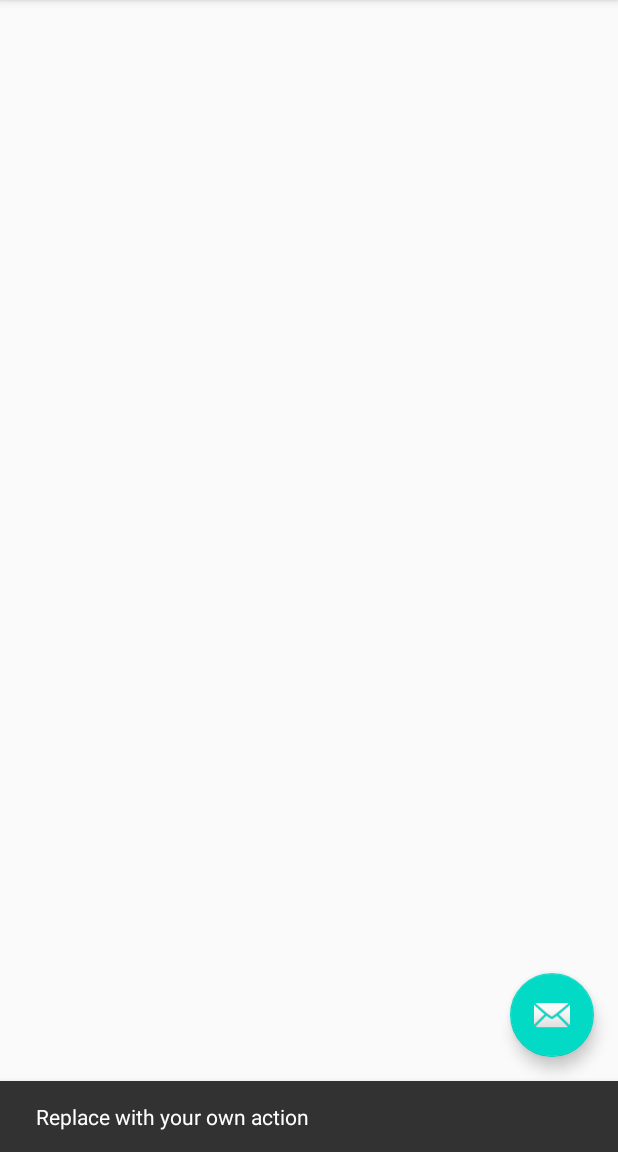
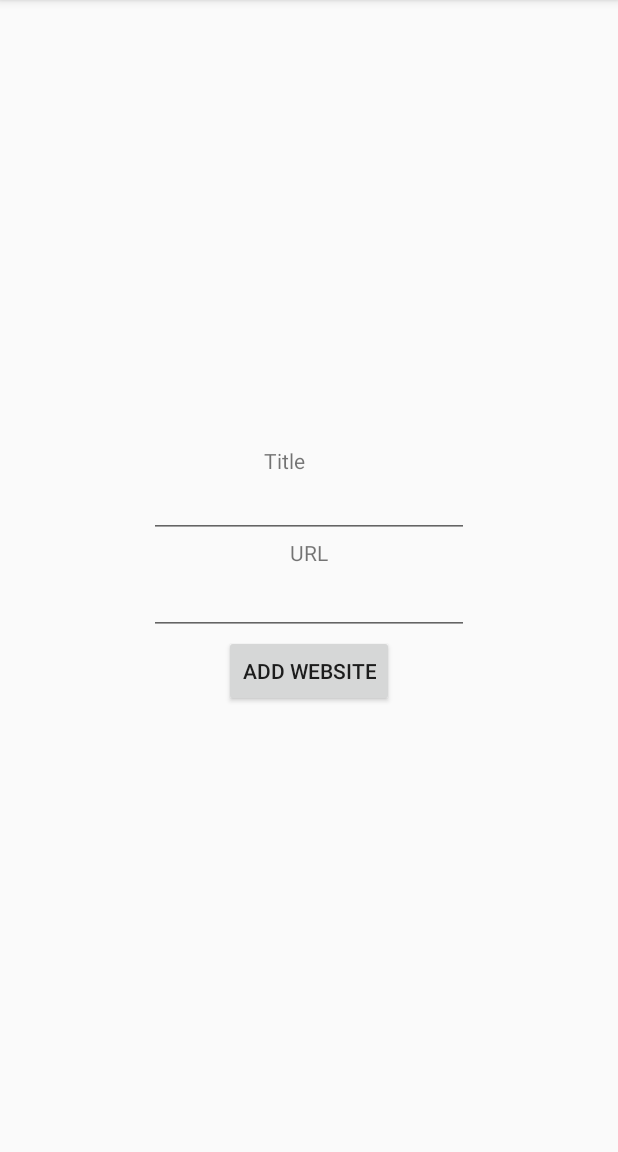
Before and after one commit to OscarOosterling/MadLevel3Task2, an Android app: the screen it shows after launch (MainActivity), after a tap on an icon or button, on a phone screen of 412 x 824 dp, the part 84-1236 px from its top. Run offline under Robolectric (Android 15) with nearby library versions, the phone set to English and light mode, and no system bars.

Commit message:
taken code from example to have working beginning

```diff
--- a/app/build.gradle
+++ b/app/build.gradle
@@ -43,5 +43,9 @@ dependencies {
     testImplementation 'junit:junit:4.12'
     androidTestImplementation 'androidx.test.ext:junit:1.1.2'
     androidTestImplementation 'androidx.test.espresso:espresso-core:3.3.0'
+    def fragment_version = "1.3.0-alpha06"
+
+
+    implementation "androidx.fragment:fragment-ktx:$fragment_version"
 
 }
--- a/app/src/main/java/com/example/madlevel3task2/MainActivity.kt
+++ b/app/src/main/java/com/example/madlevel3task2/MainActivity.kt
@@ -6,19 +6,38 @@ import com.google.android.material.snackbar.Snackbar
 import androidx.appcompat.app.AppCompatActivity
 import android.view.Menu
 import android.view.MenuItem
+import androidx.navigation.NavController
+import androidx.navigation.findNavController
+import kotlinx.android.synthetic.main.activity_main.*
 
 class MainActivity : AppCompatActivity() {
 
+    private lateinit var navController: NavController
     override fun onCreate(savedInstanceState: Bundle?) {
         super.onCreate(savedInstanceState)
         setContentView(R.layout.activity_main)
         setSupportActionBar(findViewById(R.id.toolbar))
 
-        findViewById<FloatingActionButton>(R.id.fab).setOnClickListener { view ->
-            Snackbar.make(view, "Replace with your own action", Snackbar.LENGTH_LONG)
-                    .setAction("Action", null).show()
+//        findViewById<FloatingActionButton>(R.id.fab).setOnClickListener { view ->
+//            Snackbar.make(view, "Replace with your own action", Snackbar.LENGTH_LONG)
+//                    .setAction("Action", null).show()
+//        }
+        navController = findNavController(R.id.nav_host_fragment)
+        fab.setOnClickListener{
+            navController.navigate(R.id.action_websitesFragment_to_addWebsiteFragment)
+        }
+        fabToggler()
+    }
+    private fun fabToggler() {
+        navController.addOnDestinationChangedListener { _,       destination, _ ->
+            if (destination.id in arrayOf(R.id.addWebsiteFragment)) {
+                fab.hide()
+            } else {
+                fab.show()
+            }
         }
     }
+
 
     override fun onCreateOptionsMenu(menu: Menu): Boolean {
         // Inflate the menu; this adds items to the action bar if it is present.
--- /dev/null
+++ b/app/src/main/java/com/example/madlevel3task2/WebsiteAdapter.kt
@@ -0,0 +1,31 @@
+package com.example.madlevel3task2
+
+import android.view.LayoutInflater
+import android.view.View
+import android.view.ViewGroup
+import androidx.recyclerview.widget.RecyclerView
+
+import kotlinx.android.synthetic.main.item_website.view.*
+
+class WebsiteAdapter(private val websites:List<Website>):RecyclerView.Adapter<WebsiteAdapter.ViewHolder>(){
+    inner class ViewHolder(itemView: View):RecyclerView.ViewHolder(itemView){
+
+        fun databind(website:Website){
+            itemView.tvWebsite.text = website.websiteTitleText
+        }
+    }
+
+    override fun onCreateViewHolder(parent: ViewGroup, viewType: Int): ViewHolder {
+        return ViewHolder(
+            LayoutInflater.from(parent.context).inflate(R.layout.item_website,parent,false)
+        )
+    }
+
+    override fun onBindViewHolder(holder: ViewHolder, position: Int) {
+        holder.databind(websites[position])
+    }
+
+    override fun getItemCount(): Int {
+        return websites.size
+    }
+}
--- a/app/src/main/java/com/example/madlevel3task2/WebsitesFragment.kt
+++ b/app/src/main/java/com/example/madlevel3task2/WebsitesFragment.kt
@@ -1,17 +1,27 @@
 package com.example.madlevel3task2
 
 import android.os.Bundle
+import android.util.Log
 import androidx.fragment.app.Fragment
 import android.view.LayoutInflater
 import android.view.View
 import android.view.ViewGroup
 import android.widget.Button
+import android.widget.LinearLayout
+import androidx.fragment.app.setFragmentResultListener
 import androidx.navigation.fragment.findNavController
+import androidx.recyclerview.widget.DividerItemDecoration
+import androidx.recyclerview.widget.LinearLayoutManager
+import androidx.recyclerview.widget.RecyclerView
+import kotlinx.android.synthetic.main.fragment_websites.*
 
 /**
  * A simple [Fragment] subclass as the default destination in the navigation.
  */
 class WebsitesFragment : Fragment() {
+
+    private val websites= arrayListOf<Website>()
+    private val websiteAdapter=WebsiteAdapter(websites)
 
     override fun onCreateView(
             inflater: LayoutInflater, container: ViewGroup?,
@@ -23,7 +33,22 @@ class WebsitesFragment : Fragment() {
 
     override fun onViewCreated(view: View, savedInstanceState: Bundle?) {
         super.onViewCreated(view, savedInstanceState)
+        initViews()
+        observeAddWebsiteResult()
+    }
 
-
+    private fun initViews() {
+        rvWebsites.layoutManager=LinearLayoutManager(context,RecyclerView.VERTICAL,false)
+        rvWebsites.adapter=websiteAdapter
+        rvWebsites.addItemDecoration(DividerItemDecoration(context,DividerItemDecoration.VERTICAL))
+    }
+    private fun observeAddWebsiteResult(){
+        setFragmentResultListener(REQ_WEBSITE_KEY){
+            key,bundle->bundle.getString(BUNDLE_WEBSITE_KEY)?.let{
+            val website = Website(it)
+            websites.add(website)
+            websiteAdapter.notifyDataSetChanged()
+        }?: Log.e("WebsiteFragment","Request triggered,but empty website text")
+        }
     }
 }
--- a/app/src/main/res/layout/activity_main.xml
+++ b/app/src/main/res/layout/activity_main.xml
@@ -28,6 +28,7 @@
         android:layout_height="wrap_content"
         android:layout_gravity="bottom|end"
         android:layout_margin="@dimen/fab_margin"
-        app:srcCompat="@android:drawable/ic_dialog_email" />
+        app:srcCompat="@android:drawable/ic_input_add"
+        android:tint="@android:color/white"/>
 
 </androidx.coordinatorlayout.widget.CoordinatorLayout>
--- a/app/src/main/res/layout/fragment_add_website.xml
+++ b/app/src/main/res/layout/fragment_add_website.xml
@@ -7,4 +7,59 @@
     tools:context=".AddWebsiteFragment">
 
 
+    <TextView
+        android:id="@+id/textView"
+        android:layout_width="60dp"
+        android:layout_height="16dp"
+        android:text="@string/Title"
+        app:layout_constraintBottom_toTopOf="@+id/etWebsiteName"
+        app:layout_constraintEnd_toEndOf="parent"
+        app:layout_constraintStart_toStartOf="parent"
+        app:layout_constraintTop_toTopOf="parent"
+        app:layout_constraintVertical_chainStyle="packed"
+        tools:text="@string/Title" />
+
+    <TextView
+        android:id="@+id/textView2"
+        android:layout_width="wrap_content"
+        android:layout_height="wrap_content"
+        android:text="@string/URL"
+        app:layout_constraintBottom_toTopOf="@+id/etWebsiteURL"
+        app:layout_constraintEnd_toEndOf="parent"
+        app:layout_constraintStart_toStartOf="parent"
+        app:layout_constraintTop_toBottomOf="@+id/etWebsiteName"
+        tools:text="@string/URL" />
+
+    <EditText
+        android:id="@+id/etWebsiteName"
+        android:layout_width="wrap_content"
+        android:layout_height="wrap_content"
+        android:ems="10"
+        android:inputType="textPersonName"
+        app:layout_constraintBottom_toTopOf="@+id/textView2"
+        app:layout_constraintEnd_toEndOf="parent"
+        app:layout_constraintStart_toStartOf="parent"
+        app:layout_constraintTop_toBottomOf="@+id/textView" />
+
+    <EditText
+        android:id="@+id/etWebsiteURL"
+        android:layout_width="wrap_content"
+        android:layout_height="wrap_content"
+        android:ems="10"
+        android:inputType="textPersonName"
+        app:layout_constraintBottom_toTopOf="@+id/btnAddWebsite"
+        app:layout_constraintEnd_toEndOf="parent"
+        app:layout_constraintStart_toStartOf="parent"
+        app:layout_constraintTop_toBottomOf="@+id/textView2" />
+
+    <Button
+        android:id="@+id/btnAddWebsite"
+        android:layout_width="wrap_content"
+        android:layout_height="wrap_content"
+        android:text="@string/AddWebsite"
+        app:layout_constraintBottom_toBottomOf="parent"
+        app:layout_constraintEnd_toEndOf="parent"
+        app:layout_constraintStart_toStartOf="parent"
+        app:layout_constraintTop_toBottomOf="@+id/etWebsiteURL"
+        tools:text="@string/AddWebsite" />
 </androidx.constraintlayout.widget.ConstraintLayout>
--- a/app/src/main/res/navigation/nav_graph.xml
+++ b/app/src/main/res/navigation/nav_graph.xml
@@ -3,26 +3,20 @@
     xmlns:app="http://schemas.android.com/apk/res-auto"
     xmlns:tools="http://schemas.android.com/tools"
     android:id="@+id/nav_graph"
-    app:startDestination="@id/FirstFragment">
+    app:startDestination="@id/websitesFragment">
 
     <fragment
-        android:id="@+id/FirstFragment"
+        android:id="@+id/websitesFragment"
         android:name="com.example.madlevel3task2.WebsitesFragment"
-        android:label="@string/first_fragment_label"
-        tools:layout="@layout/fragment_websites">
-
+        android:label="fragment_websites"
+        tools:layout="@layout/fragment_websites" >
         <action
-            android:id="@+id/action_FirstFragment_to_SecondFragment"
-            app:destination="@id/SecondFragment" />
+            android:id="@+id/action_websitesFragment_to_addWebsiteFragment"
+            app:destination="@id/addWebsiteFragment" />
     </fragment>
     <fragment
-        android:id="@+id/SecondFragment"
+        android:id="@+id/addWebsiteFragment"
         android:name="com.example.madlevel3task2.AddWebsiteFragment"
-        android:label="@string/second_fragment_label"
-        tools:layout="@layout/fragment_add_website">
-
-        <action
-            android:id="@+id/action_SecondFragment_to_FirstFragment"
-            app:destination="@id/FirstFragment" />
-    </fragment>
+        android:label="fragment_add_website"
+        tools:layout="@layout/fragment_add_website" />
 </navigation>
--- a/app/src/main/res/values/strings.xml
+++ b/app/src/main/res/values/strings.xml
@@ -9,4 +9,8 @@
 
     <string name="hello_first_fragment">Hello first fragment</string>
     <string name="hello_second_fragment">Hello second fragment. Arg: %1$s</string>
+    <string name="Title">Title</string>
+    <string name="URL">URL</string>
+    <string name="AddWebsite">Add Website</string>
+    <string name="not_valid_website">Not a valid Website</string>
 </resources>
```
Also changed, not shown: app/src/main/java/com/example/madlevel3task2/AddWebsiteFragment.kt (+26 -0 lines), app/src/main/java/com/example/madlevel3task2/Website.kt (added, +7 -0 lines), app/src/main/res/layout/fragment_websites.xml (+8 -0 lines), app/src/main/res/layout/item_website.xml (added, +26 -0 lines).
